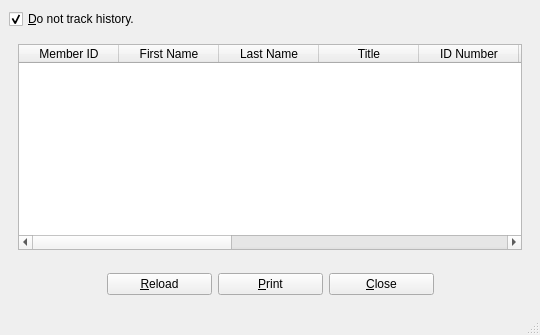
First picture: the form in UI/history.ui, repository textbrowser/biblioteq, before the edit.
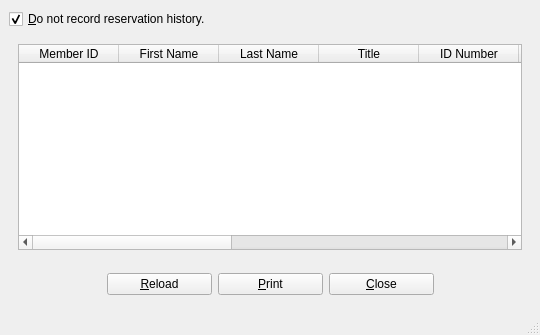
Second picture: the form after the edit. Icons and pictures are not drawn.

Diff of the .ui file:
```diff
--- a/UI/history.ui
+++ b/UI/history.ui
@@ -22,7 +22,7 @@
     <item>
      <widget class="QCheckBox" name="dnt">
       <property name="text">
-       <string>&amp;Do not track history.</string>
+       <string>&amp;Do not record reservation history.</string>
       </property>
       <property name="checked">
        <bool>true</bool>
```
